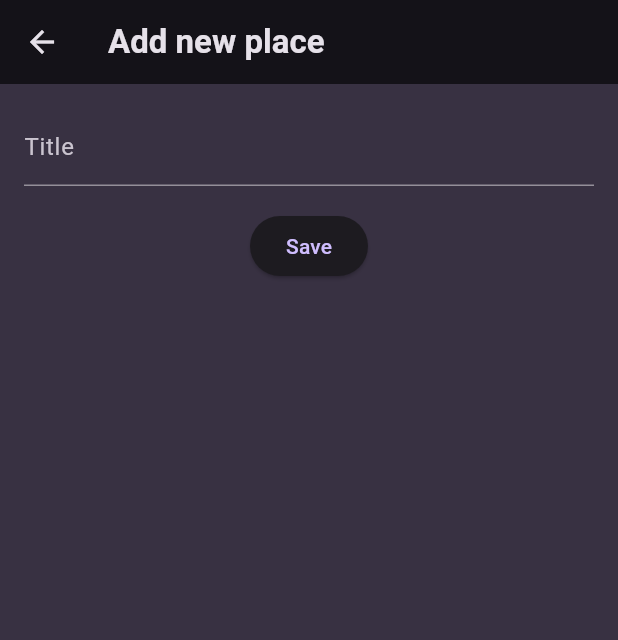
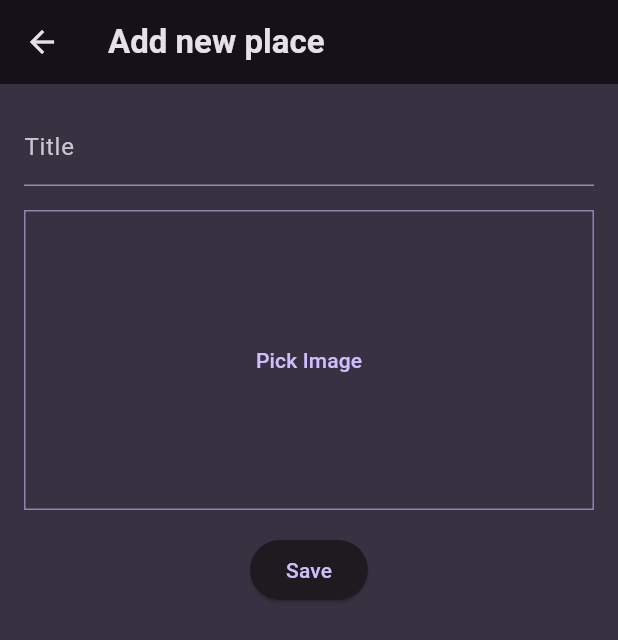
Before and after one commit to tom-sanderson-bt/flutter-favouriteplaces, a Flutter app: the screen it shows after launch, after a tap on the "add" icon, on a phone screen of 412 x 824 dp. Shown: the top 640 px of the screen. Run offline on Flutter 3.47's test engine with Material 3 defaults, Android fonts, the phone set to English and light mode, and no system bars; our stand-ins replace flutter_riverpod, google_fonts, image_picker.

Commit message:
add image picker

```diff
--- a/lib/models/place.dart
+++ b/lib/models/place.dart
@@ -1,10 +1,12 @@
+import 'dart:io';
 import 'package:uuid/uuid.dart';
 
 const uuid = Uuid();
 
 class Place {
-  Place({required this.title}) : id = uuid.v4();
+  Place({required this.title, required this.image}) : id = uuid.v4();
 
   final String id;
   final String title;
+  final File image;
 }
--- a/lib/screens/add_place.dart
+++ b/lib/screens/add_place.dart
@@ -1,5 +1,8 @@
+import 'dart:io';
+
 import 'package:favourite_places/models/place.dart';
 import 'package:favourite_places/providers/user_places.dart';
+import 'package:favourite_places/widgets/image_selector.dart';
 import 'package:flutter/material.dart';
 import 'package:flutter_riverpod/flutter_riverpod.dart';
 
@@ -12,18 +15,21 @@ class AddPlacesScreen extends ConsumerStatefulWidget {
 
 class _AddPlacesScreenState extends ConsumerState<AddPlacesScreen> {
   final TextEditingController _titleController = TextEditingController();
+  File? _image;
 
   _savePlace() {
     var enteredTitle = _titleController.text;
-    if (enteredTitle.isEmpty) {
+    if (enteredTitle.isEmpty || _image == null) {
       return;
     }
     ref.read(userPlacesProvider.notifier).addPlace(
-          Place(
-            title: enteredTitle,
-          ),
+          Place(title: enteredTitle, image: _image!),
         );
     Navigator.of(context).pop();
+  }
+
+  _onImagePicked(File image) {
+    _image = image;
   }
 
   @override
@@ -49,6 +55,10 @@ class _AddPlacesScreenState extends ConsumerState<AddPlacesScreen> {
             const SizedBox(
               height: 16,
             ),
+            ImageSelector(onImagePicked: _onImagePicked),
+            const SizedBox(
+              height: 16,
+            ),
             ElevatedButton(
               onPressed: _savePlace,
               child: const Text("Save"),
--- a/lib/screens/places.dart
+++ b/lib/screens/places.dart
@@ -20,7 +20,10 @@ class PlacesScreen extends StatelessWidget {
               icon: const Icon(Icons.add))
         ],
       ),
-      body: const PlacesList(),
+      body: const Padding(
+        padding: EdgeInsets.all(8),
+        child: PlacesList(),
+      ),
     );
   }
 }
--- /dev/null
+++ b/lib/widgets/image_selector.dart
@@ -0,0 +1,67 @@
+import 'dart:io';
+
+import 'package:flutter/material.dart';
+import 'package:image_picker/image_picker.dart';
+
+class ImageSelector extends StatefulWidget {
+  const ImageSelector({super.key, required this.onImagePicked});
+
+  final void Function(File file) onImagePicked;
+
+  @override
+  State<StatefulWidget> createState() {
+    return _ImageSelectorState();
+  }
+}
+
+class _ImageSelectorState extends State<ImageSelector> {
+  final ImagePicker picker = ImagePicker();
+
+  File? image;
+
+  _pickImage() async {
+    var pickedImage = await picker.pickImage(source: ImageSource.camera);
+
+    if (pickedImage == null) {
+      return;
+    }
+
+    var pickedImageFile = File(pickedImage.path);
+
+    setState(() {
+      image = pickedImageFile;
+    });
+
+    widget.onImagePicked(pickedImageFile);
+  }
+
+  @override
+  Widget build(BuildContext context) {
+    return image != null
+        ? GestureDetector(
+            onTap: _pickImage,
+            child: SizedBox(
+              height: 300,
+              width: double.infinity,
+              child: Image.file(
+                image!,
+                width: double.infinity,
+                fit: BoxFit.cover,
+              ),
+            ),
+          )
+        : Container(
+            width: double.infinity,
+            height: 200,
+            decoration: BoxDecoration(
+              border: Border.all(
+                color: Theme.of(context).colorScheme.primary.withAlpha(150),
+              ),
+            ),
+            child: TextButton(
+              onPressed: _pickImage,
+              child: const Text("Pick Image"),
+            ),
+          );
+  }
+}
--- a/lib/widgets/places_list.dart
+++ b/lib/widgets/places_list.dart
@@ -19,6 +19,7 @@ class PlacesList extends ConsumerWidget {
     return ListView.builder(
       itemCount: items.length,
       itemBuilder: (context, i) => ListTile(
+        contentPadding: const EdgeInsets.all(6),
         onTap: () {
           Navigator.of(context).push(
             MaterialPageRoute(
@@ -28,6 +29,10 @@ class PlacesList extends ConsumerWidget {
             ),
           );
         },
+        leading: CircleAvatar(
+          radius: 26,
+          backgroundImage: FileImage(items[i].image),
+        ),
         title: Text(items[i].title),
       ),
     );
--- a/pubspec.yaml
+++ b/pubspec.yaml
@@ -38,6 +38,7 @@ dependencies:
   google_fonts: ^6.2.1
   flutter_riverpod: ^2.5.1
   uuid: ^4.4.0
+  image_picker: ^1.1.1
 
 dev_dependencies:
   flutter_test:
```
Also changed, not shown: lib/screens/place_details.dart (+11 -1 lines), pubspec.lock, 8 other files.
